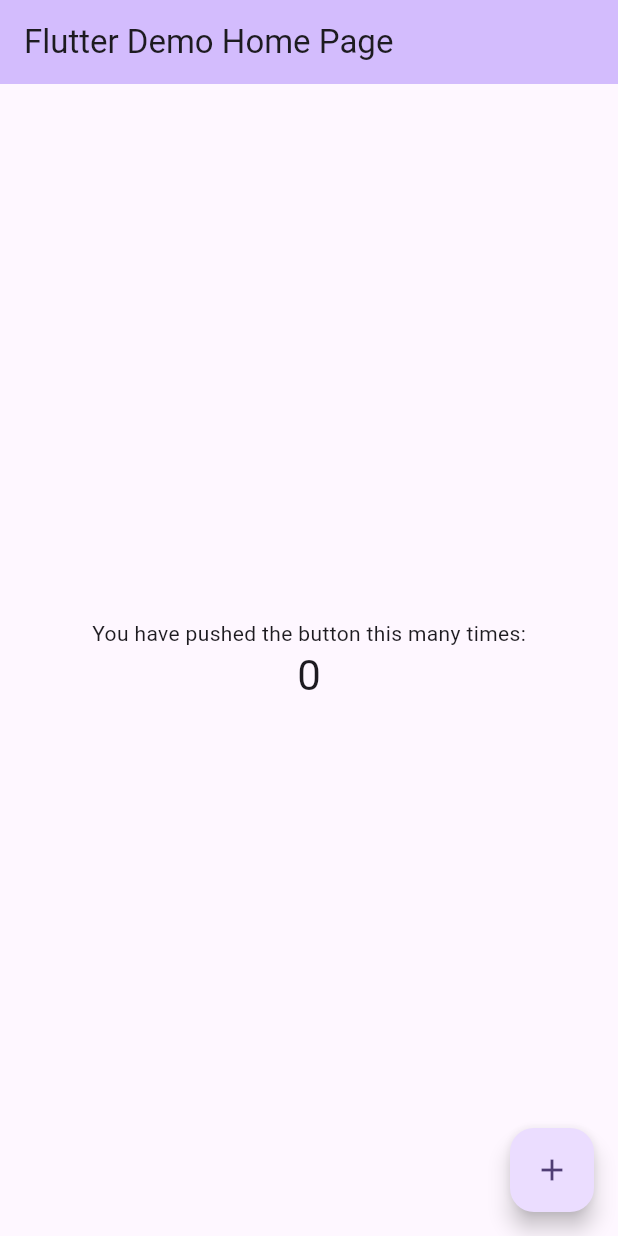
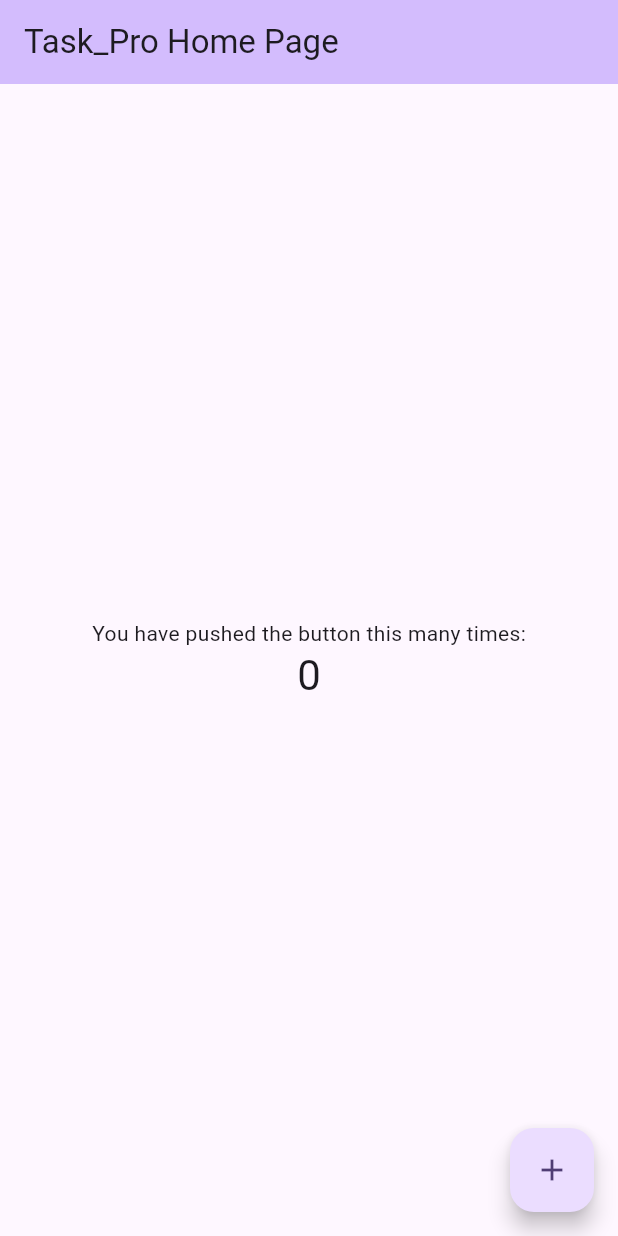
Before and after one commit to azmi-adan/task_pro, a Flutter app: the screen it shows after launch, on a phone screen of 412 x 824 dp. Run offline on Flutter 3.47's test engine with Material 3 defaults, Android fonts, the phone set to English and light mode, and no system bars.

Commit message:
added the flutter file

```diff
--- a/lib/main.dart
+++ b/lib/main.dart
@@ -11,7 +11,8 @@ class MyApp extends StatelessWidget {
   @override
   Widget build(BuildContext context) {
     return MaterialApp(
-      title: 'Flutter Demo',
+      title: 'Task pro',
+
       theme: ThemeData(
         // This is the theme of your application.
         //
@@ -30,7 +31,9 @@ class MyApp extends StatelessWidget {
         // tested with just a hot reload.
         colorScheme: ColorScheme.fromSeed(seedColor: Colors.deepPurple),
       ),
-      home: const MyHomePage(title: 'Flutter Demo Home Page'),
+      home: const MyHomePage(title: 'Task_Pro Home Page'),
+
+
     );
   }
 }
```
